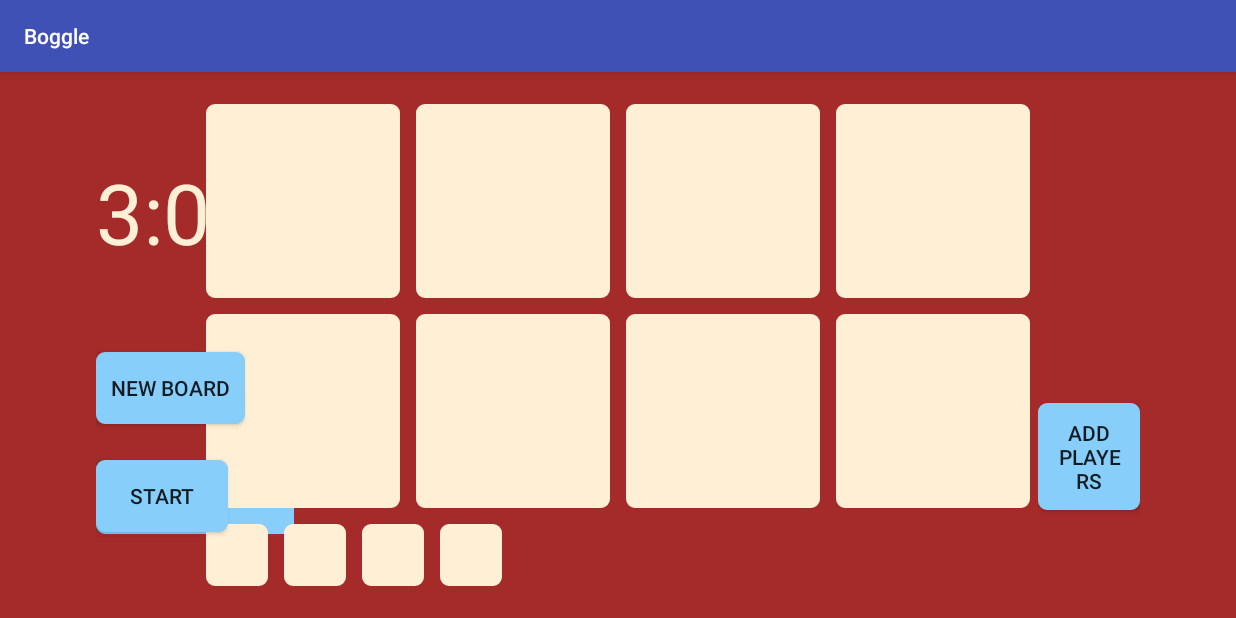
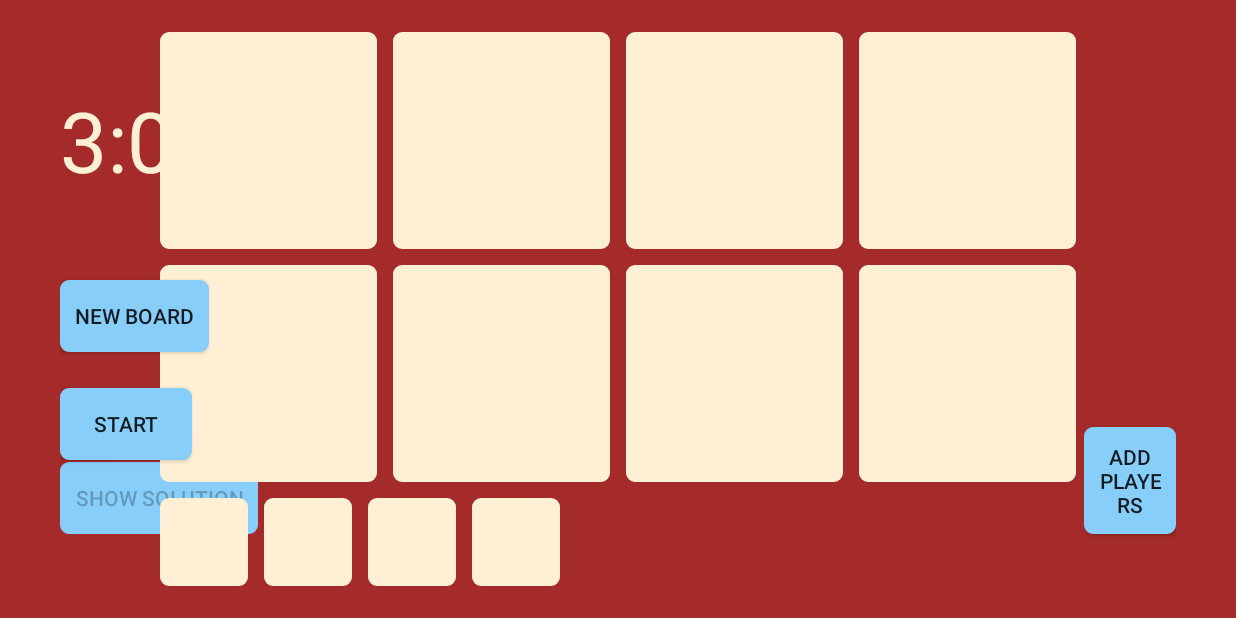
Before and after one commit to olamedrek/boggle, an Android app: the screen it shows after launch (MainActivity), on a phone screen of 824 x 412 dp (held sideways). Run offline under Robolectric (Android 15) with nearby library versions, the phone set to English and light mode, and no system bars; libraries missing offline, so code that uses them is left out: com.baoyz.swipemenulistview; plain views replace SwipeMenuListView; 7 statements that could not run were skipped.

Commit message:
Fullscreen and small layout changes, keeping screen on

```diff
--- a/app/src/main/AndroidManifest.xml
+++ b/app/src/main/AndroidManifest.xml
@@ -9,7 +9,7 @@
         android:icon="@drawable/logo"
         android:label="@string/app_name"
         android:supportsRtl="true"
-        android:theme="@style/AppTheme">
+        android:theme="@style/Theme.AppCompat.Light.NoActionBar.FullScreen">
         <activity android:name=".MainActivity"
             android:screenOrientation="sensorLandscape"
             android:configChanges="keyboardHidden|orientation|screenSize"
--- a/app/src/main/java/com/ola/boggle/MainActivity.java
+++ b/app/src/main/java/com/ola/boggle/MainActivity.java
@@ -7,6 +7,7 @@ import android.support.v4.app.FragmentPagerAdapter;
 import android.support.v4.view.ViewPager;
 import android.support.v7.app.AppCompatActivity;
 import android.view.View;
+import android.view.WindowManager;
 
 public class MainActivity extends AppCompatActivity {
 
@@ -18,6 +19,7 @@ public class MainActivity extends AppCompatActivity {
     @Override
     protected void onCreate(Bundle savedInstanceState) {
         super.onCreate(savedInstanceState);
+        getWindow().addFlags(WindowManager.LayoutParams.FLAG_KEEP_SCREEN_ON);
         setContentView(R.layout.activity_main);
 
         viewPager = (ViewPager) findViewById(R.id.pager);
--- a/app/src/main/java/com/ola/boggle/MainFragment.java
+++ b/app/src/main/java/com/ola/boggle/MainFragment.java
@@ -76,7 +76,7 @@ public class MainFragment extends Fragment {
                 letterView.setBackgroundResource(R.drawable.letter);
                 letterView.setTextColor(getResources().getColor(R.color.colorLetters));
                 letterView.setGravity(Gravity.CENTER);
-                letterView.setTextSize(96);
+                letterView.setTextSize(108);
             }
         });
 
--- a/app/src/main/res/layout/fragment_main.xml
+++ b/app/src/main/res/layout/fragment_main.xml
@@ -63,7 +63,7 @@
             android:layout_height="wrap_content"
             android:layout_alignParentBottom="true"
             android:layout_alignParentRight="true"
-            android:layout_marginBottom="56dp"
+            android:layout_marginBottom="40dp"
             android:background="@drawable/button"
             android:onClick="onClickAddPlayerButton"/>
     </RelativeLayout>
@@ -82,7 +82,7 @@
             android:layout_height="wrap_content"
             android:layout_alignParentBottom="true"
             android:layout_alignParentRight="true"
-            android:layout_marginBottom="32dp"
+            android:layout_marginBottom="40dp"
             android:background="@drawable/button"
             android:onClick="onClickBackButton"/>
         <ListView
@@ -90,7 +90,7 @@
             android:layout_width="wrap_content"
             android:layout_height="wrap_content"
             android:layout_alignParentTop="true"
-            android:layout_marginBottom="100dp"
+            android:layout_marginBottom="160dp"
             android:layout_marginLeft="40dp"
             android:layout_marginTop="40dp">
         </ListView>
--- a/app/src/main/res/values-w820dp/dimens.xml
+++ b/app/src/main/res/values-w820dp/dimens.xml
@@ -2,5 +2,5 @@
     <!-- Example customization of dimensions originally defined in res/values/dimens.xml
          (such as screen margins) for screens with more than 820dp of available width. This
          would include 7" and 10" devices in landscape (~960dp and ~1280dp respectively). -->
-    <dimen name="activity_horizontal_margin">64dp</dimen>
+    <dimen name="activity_horizontal_margin">40dp</dimen>
 </resources>
--- a/app/src/main/res/values/styles.xml
+++ b/app/src/main/res/values/styles.xml
@@ -1,8 +1,10 @@
 <resources>
 
-    <!-- Base application theme. -->
-    <style name="AppTheme" parent="Theme.AppCompat.Light.DarkActionBar">
-        <!-- Customize your theme here. -->
+    <style name="Theme.AppCompat.Light.NoActionBar.FullScreen" parent="@style/Theme.AppCompat.Light">
+        <item name="windowNoTitle">true</item>
+        <item name="windowActionBar">false</item>
+        <item name="android:windowFullscreen">true</item>
+        <item name="android:windowContentOverlay">@null</item>
         <item name="colorPrimary">@color/colorPrimary</item>
         <item name="colorPrimaryDark">@color/colorPrimaryDark</item>
         <item name="colorAccent">@color/colorAccent</item>
```
